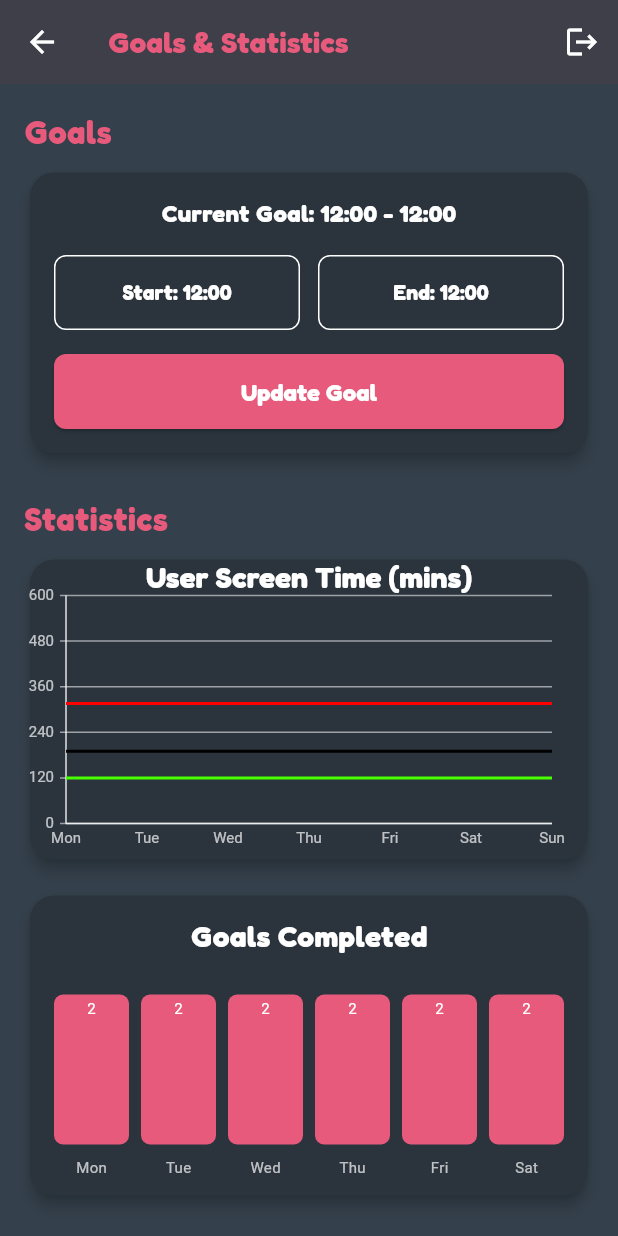
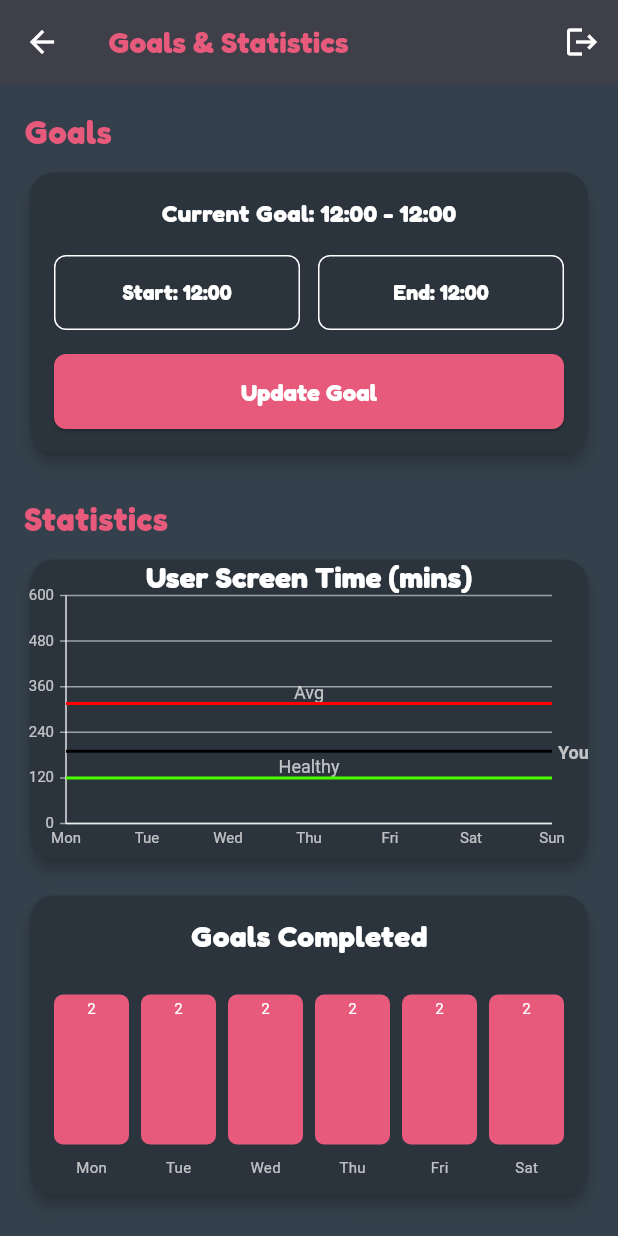
Before and after one commit to austinglashure/MobileScreenBuddy, a Flutter app: the screen it shows after launch, after a tap on "Login", after a tap on the "bar chart" icon, on a phone screen of 412 x 824 dp. Run offline on Flutter 3.47's test engine with Material 3 defaults, Android fonts, the phone set to English and light mode, and no system bars.

Commit message:
Labels and line colors added

```diff
--- a/screenbuddy_mobile/lib/main.dart
+++ b/screenbuddy_mobile/lib/main.dart
@@ -1037,6 +1037,27 @@ class LineChartPainter extends CustomPainter {
       }
     }
 
+    // Middle of average line
+    final avgMidIndex = (averageDailyMinutes.length / 2).floor();
+    final avgMidX = padding + avgMidIndex * dx;
+    final avgMidY = size.height - padding - (averageDailyMinutes[avgMidIndex] / maxVal) * chartHeight;
+
+    final avgLabel = TextPainter(
+      text: const TextSpan(
+        text: "Avg",
+        style: TextStyle(color: Colors.white70, fontSize: 12),
+      ),
+      textDirection: TextDirection.ltr,
+    )..layout();
+
+    avgLabel.paint(canvas, Offset(avgMidX - avgLabel.width / 2, avgMidY - 14));
+
+
+
+
+
+
+
     final healthyMinutesPath = Path();
     for (int i = 0; i < healthyDailyMinutes.length; i++) {
       final x = padding + i * dx;
@@ -1050,6 +1071,24 @@ class LineChartPainter extends CustomPainter {
         healthyMinutesPath.lineTo(x, y);
       }
     }
+
+    // Middle of healthy line
+    final healthyMidIndex = (healthyDailyMinutes.length / 2).floor();
+    final healthyMidX = padding + healthyMidIndex * dx;
+    final healthyMidY = size.height - padding - (healthyDailyMinutes[healthyMidIndex] / maxVal) * chartHeight;
+
+    final healthyLabel = TextPainter(
+      text: const TextSpan(
+        text: "Healthy",
+        style: TextStyle(color: Colors.white70, fontSize: 12),
+      ),
+      textDirection: TextDirection.ltr,
+    )..layout();
+
+    healthyLabel.paint(canvas, Offset(healthyMidX - healthyLabel.width / 2, healthyMidY - 14));
+
+
+
 
     canvas.drawPath(averageMinutesPath, averageMinutesColor);
     canvas.drawPath(healthyMinutesPath, healthyMinutesColor);
@@ -1069,6 +1108,20 @@ class LineChartPainter extends CustomPainter {
       }
     }
     canvas.drawPath(userMinutesPath, userMinutesColor);
+
+    final userX = padding + (data.length - 1) * dx;
+    final userY = size.height - padding - (data.last / maxVal) * chartHeight;
+
+    final userLabel = TextPainter(
+      text: const TextSpan(
+        text: "You",
+        style: TextStyle(color: Colors.white70, fontSize: 12, fontWeight: FontWeight.bold),
+      ),
+      textDirection: TextDirection.ltr,
+    )..layout();
+
+    userLabel.paint(canvas, Offset(userX + 4, userY - 6));
+
   }
 
   @override
```
